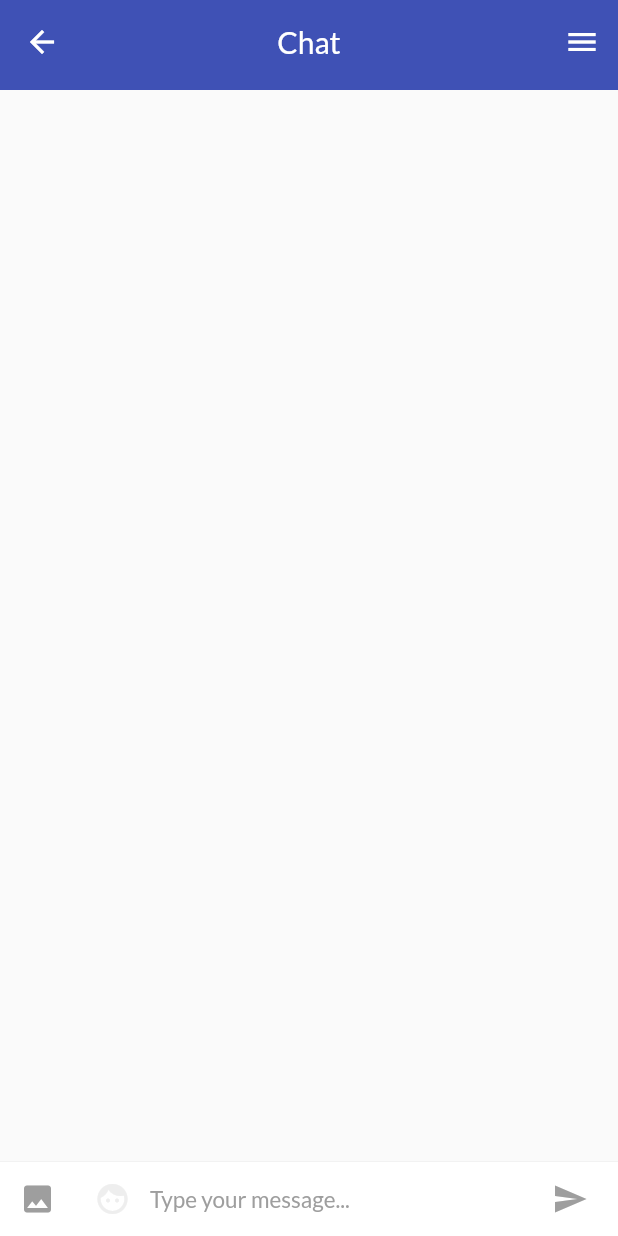
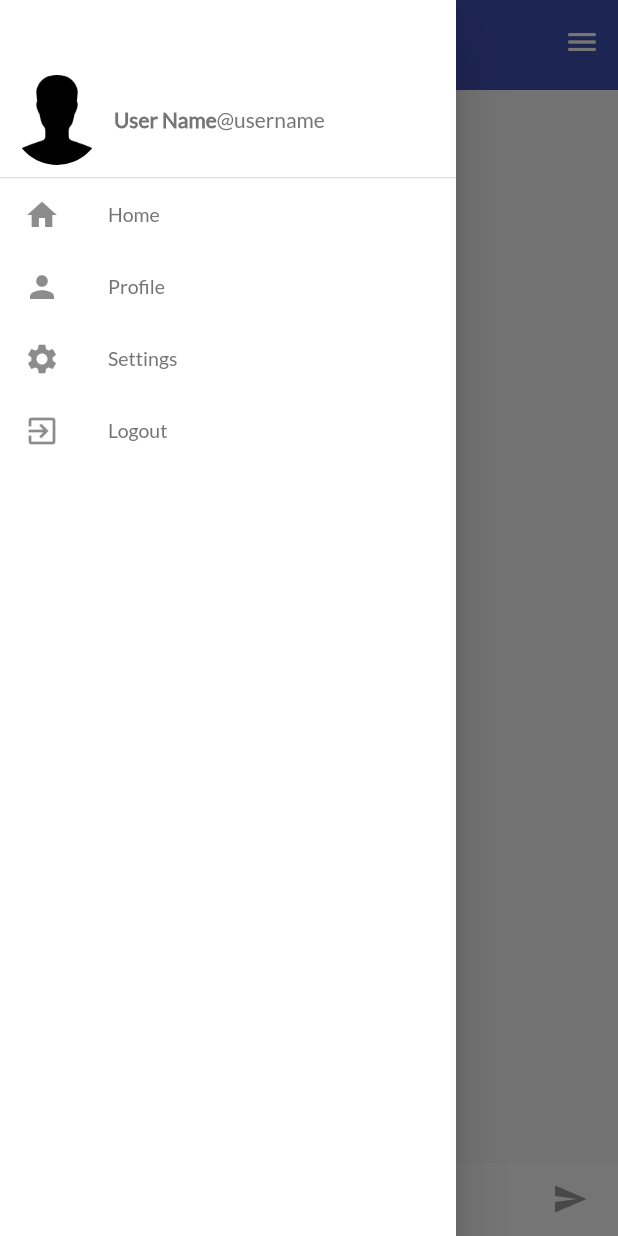
Before and after one commit to amroeldewiny/flutter-chat, a Flutter app: the Chat screen opened directly, with the side drawer open (before the commit the screen has no drawer), on a phone screen of 412 x 824 dp. Run offline on Flutter 3.47's test engine with Material 2 defaults, Android fonts, the phone set to English and light mode, and no system bars; our stand-ins replace cached_network_image, cloud_firestore, firebase_auth, firebase_messaging, firebase_storage, flutter_local_notifications and 5 more; accounts and stored records are empty.

Commit message:
signout user

```diff
--- a/lib/core/models/user.dart
+++ b/lib/core/models/user.dart
@@ -0,0 +1,4 @@
+class User {
+  final String uid;
+  User({this.uid});
+}
--- a/lib/core/services/auth.dart
+++ b/lib/core/services/auth.dart
@@ -0,0 +1,52 @@
+import 'package:popart/core/models/user.dart';
+import 'package:firebase_auth/firebase_auth.dart';
+
+class AuthService {
+  final FirebaseAuth _auth = FirebaseAuth.instance;
+
+  // create user obj based on firebase user
+  User _userFromFirebaseUser(FirebaseUser user) {
+    return user != null ? User(uid: user.uid) : null;
+  }
+
+  // auth change user stream
+  Stream<User> get user {
+    return _auth.onAuthStateChanged.map(_userFromFirebaseUser);
+  }
+
+  // sign in with email && password
+  Future signInWithEmailAndPassword(String email, String password) async {
+    try {
+      AuthResult result = await _auth.signInWithEmailAndPassword(
+          email: email, password: password);
+      FirebaseUser user = result.user;
+      return user;
+    } catch (error) {
+      print(error.toString());
+      return null;
+    }
+  }
+
+  // register with email && password
+  Future registerWithEmailAndPassword(String email, String password) async {
+    try {
+      AuthResult result = await _auth.createUserWithEmailAndPassword(
+          email: email, password: password);
+      FirebaseUser user = result.user;
+      return _userFromFirebaseUser(user);
+    } catch (error) {
+      print(error.toString());
+      return null;
+    }
+  }
+
+  // sign out user
+  Future signOut() async {
+    try {
+      return await _auth.signOut();
+    } catch (error) {
+      print(error.toString());
+      return null;
+    }
+  }
+}
--- a/lib/core/widget/popappbar.dart
+++ b/lib/core/widget/popappbar.dart
@@ -1,11 +1,14 @@
 import 'package:flutter/material.dart';
 import 'package:firebase_auth/firebase_auth.dart';
+import 'package:popart/core/widget/popdrawer.dart';
 
 class PopAppBar extends StatelessWidget implements PreferredSizeWidget {
   final FirebaseAuth _auth = FirebaseAuth.instance;
   final String title;
+  final VoidCallback callback;
 
-  PopAppBar({this.title}) : preferredSize = Size.fromHeight(60.0);
+  PopAppBar({this.title, this.callback})
+      : preferredSize = Size.fromHeight(60.0);
   @override
   final Size preferredSize;
   Widget build(BuildContext context) {
@@ -16,15 +19,13 @@ class PopAppBar extends StatelessWidget implements PreferredSizeWidget {
       actions: <Widget>[
         IconButton(
           icon: Icon(Icons.menu),
-          onPressed: () {
-            //Navigator.of(context).pushNamed(Settings.page);
-          },
+          onPressed: callback,
         ),
       ],
-      /*leading: IconButton(
+      leading: IconButton(
         icon: Icon(Icons.arrow_back_ios),
         onPressed: () => Navigator.pop(context, false),
-      ),*/
+      ),
       centerTitle: true,
     );
   }
--- a/lib/core/widget/popdrawer.dart
+++ b/lib/core/widget/popdrawer.dart
@@ -0,0 +1,159 @@
+import 'package:flutter/material.dart';
+import 'package:firebase_auth/firebase_auth.dart';
+import 'package:shared_preferences/shared_preferences.dart';
+import 'package:popart/core/helper/authenticate.dart';
+
+import 'package:popart/ui/views/dashbaord/dashboard.dart';
+import 'package:popart/ui/views/dashbaord/profile.dart';
+import 'package:popart/ui/views/dashbaord/settings.dart';
+import 'package:popart/ui/views/auth/signin.dart';
+
+class PopDrawer extends StatefulWidget {
+  @override
+  _PopDrawerState createState() => _PopDrawerState();
+}
+
+class _PopDrawerState extends State<PopDrawer> {
+  final FirebaseAuth _auth = FirebaseAuth.instance;
+  SharedPreferences prefs;
+  bool loading = false;
+  bool isLoggedIn = false;
+  FirebaseUser currentUser;
+
+  @override
+  void initState() {
+    super.initState();
+    isSignedIn();
+  }
+
+  void isSignedIn() async {
+    this.setState(() {
+      loading = false;
+    });
+    prefs = await SharedPreferences.getInstance();
+
+    if (isLoggedIn) {
+      Navigator.push(
+          context,
+          MaterialPageRoute(
+              builder: (context) =>
+                  Dashboard(currentUserId: prefs.getString('userId'))));
+    }
+  }
+
+  Future signOut() async {
+    try {
+      await _auth.signOut();
+      FirebaseUser user = await _auth.currentUser();
+    } catch (error) {
+      print(error.toString());
+      return null;
+    }
+  }
+
+  Widget build(BuildContext context) {
+    return Drawer(
+      child: ListView(
+        children: [
+          Container(
+            padding: EdgeInsets.fromLTRB(8.0, 50.0, 8.0, 8.0),
+            color: Colors.white,
+            child: Row(
+              children: [
+                ClipRRect(
+                  borderRadius: BorderRadius.circular(100.0),
+                  child: Image.asset(
+                    "assets/images/no_user.png",
+                    width: 60.0,
+                    height: 60.0,
+                    fit: BoxFit.fill,
+                  ),
+                ),
+                SizedBox(
+                  width: 8.0,
+                ),
+                RichText(
+                  text: TextSpan(children: [
+                    TextSpan(
+                        text: "User Name",
+                        style: TextStyle(
+                            fontWeight: FontWeight.bold,
+                            fontFamily: 'Lato',
+                            color: Colors.grey[600])),
+                    TextSpan(
+                        text: "@username",
+                        style: TextStyle(
+                            fontFamily: 'Lato', color: Colors.grey[600]))
+                  ]),
+                ),
+              ],
+            ),
+          ),
+          Divider(
+            height: 1,
+            thickness: 1,
+            color: Colors.grey[300],
+          ),
+          Container(
+            height: MediaQuery.of(context).size.height,
+            color: Colors.white,
+            child: Column(
+              children: [
+                ListTile(
+                  dense: true,
+                  title: Text(
+                    "Home",
+                    style: TextStyle(color: Colors.grey[600]),
+                  ),
+                  leading: Icon(Icons.home),
+                  onTap: () async {
+                    await Navigator.pushReplacement(
+                        context,
+                        MaterialPageRoute(
+                            builder: (context) => Dashboard(
+                                currentUserId: prefs.getString('userId'))));
+                  },
+                ),
+                ListTile(
+                  dense: true,
+                  title: Text(
+                    "Profile",
+                    style: TextStyle(color: Colors.grey[600]),
+                  ),
+                  leading: Icon(Icons.person),
+                  onTap: () async {
+                    await Navigator.pushReplacement(context,
+                        MaterialPageRoute(builder: (context) => Profile()));
+                  },
+                ),
+                ListTile(
+                  dense: true,
+                  title: Text(
+                    "Settings",
+                    style: TextStyle(color: Colors.grey[600]),
+                  ),
+                  leading: Icon(Icons.settings),
+                  onTap: () async {
+                    await Navigator.pushReplacement(context,
+                        MaterialPageRoute(builder: (context) => Settings()));
+                  },
+                ),
+                ListTile(
+                  dense: true,
+                  title: Text(
+                    "Logout",
+                    style: TextStyle(color: Colors.grey[600]),
+                  ),
+                  leading: Icon(Icons.exit_to_app),
+                  onTap: () async {
+                    signOut();
+                  },
+                ),
+              ],
+            ),
+          ),
+        ],
+      ),
+    );
+  }
+}
--- a/lib/ui/views/dashbaord/chat.dart
+++ b/lib/ui/views/dashbaord/chat.dart
@@ -14,17 +14,23 @@ import 'package:shared_preferences/shared_preferences.dart';
 import 'package:popart/core/widget/popappbar.dart';
 import 'package:popart/core/widget/poploading.dart';
 import 'package:popart/core/widget/popfullphoto.dart';
+import 'package:popart/core/widget/popdrawer.dart';
 
 class Chat extends StatelessWidget {
   final String chaterId;
   Chat({Key key, this.chaterId}) : super(key: key);
+  final GlobalKey<ScaffoldState> _drawerKey = new GlobalKey<ScaffoldState>();
 
   @override
   Widget build(BuildContext context) {
     return Scaffold(
+      key: _drawerKey,
+      drawer: PopDrawer(),
       appBar: PopAppBar(
-        title: 'Chat',
-      ),
+          title: 'Chat',
+          callback: () {
+            _drawerKey.currentState.openDrawer();
+          }),
       body: ChatScreen(chaterId: chaterId),
     );
   }
--- a/pubspec.yaml
+++ b/pubspec.yaml
@@ -61,8 +61,8 @@ flutter:
   uses-material-design: true
 
   # To add assets to your application, add an assets section, like this:
-  # assets:
-  #   - images/a_dot_burr.jpeg
+  assets:
+    - assets/images/
   #   - images/a_dot_ham.jpeg
 
   # An image asset can refer to one or more resolution-specific "variants", see
```
Also changed, not shown: lib/ui/views/auth/signin.dart (+2 -17 lines), lib/ui/views/auth/signup.dart (+4 -62 lines), lib/ui/views/dashbaord/dashboard.dart (+18 -3 lines), lib/ui/views/dashbaord/profile.dart (+38 -0 lines), lib/ui/views/dashbaord/settings.dart (+28 -0 lines).
